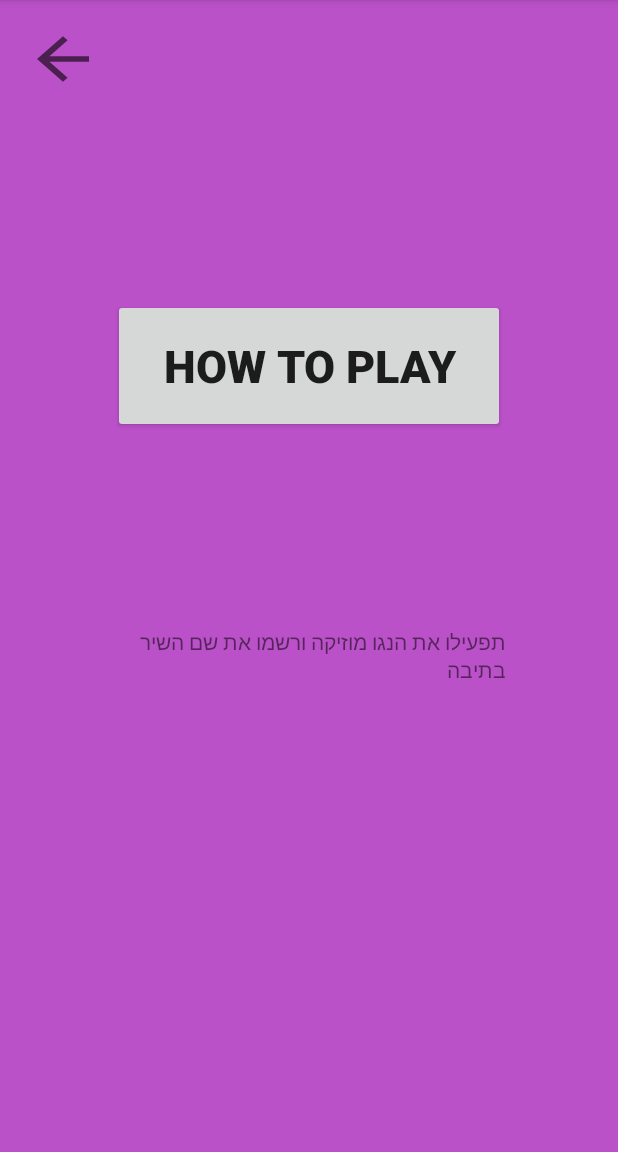
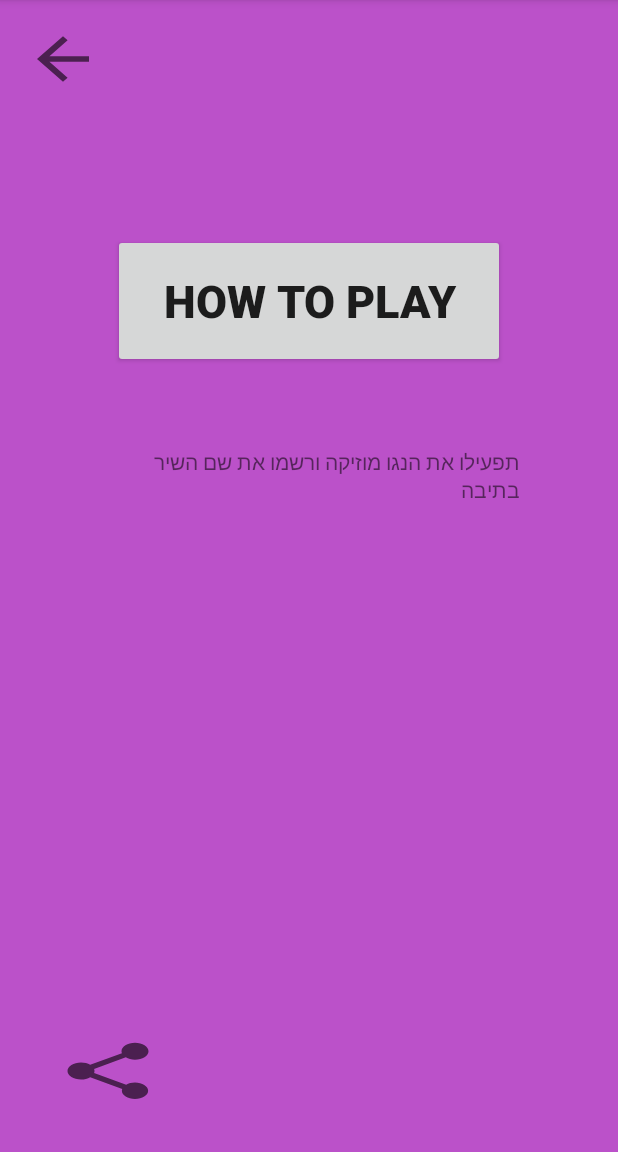
Before and after one commit to ofricachlon/Project, an Android app: the settingsActivity screen opened directly, with no data from a screen before it, after a tap on "HOW TO PLAY", on a phone screen of 412 x 824 dp, the part 84-1236 px from its top. Run offline under Robolectric (Android 15) with nearby library versions, the phone set to English and light mode, and no system bars.

Commit message:
add the shares buttons

```diff
--- a/app/src/main/java/com/example/project10/settingsActivity.java
+++ b/app/src/main/java/com/example/project10/settingsActivity.java
@@ -15,6 +15,7 @@ public class settingsActivity extends AppCompatActivity implements View.OnClickL
     Button backbtn;
     Button howtoplay;
     TextView horaot;
+    Button Share;
     @Override
     protected void onCreate(Bundle savedInstanceState) {
         super.onCreate(savedInstanceState);
@@ -23,6 +24,8 @@ public class settingsActivity extends AppCompatActivity implements View.OnClickL
         horaot=(TextView)findViewById(R.id.horaot);
         horaot.setVisibility(View.GONE);
         backbtn=(Button)findViewById(R.id.backBtn);
+        Share=findViewById(R.id.Sheresettings);
+        Share.setOnClickListener(this);
         backbtn.setOnClickListener(this);
         howtoplay.setOnClickListener(this);
     }
@@ -43,6 +46,15 @@ public class settingsActivity extends AppCompatActivity implements View.OnClickL
             Intent intent= new Intent(this,MainActivity.class);
             startActivity(intent);
         }
+        if (Share==view){
+            Intent intent=new Intent(Intent.ACTION_SEND);
+            intent.setType("text/plain");
+            String ShereBody="Hi! Look at a new game I found. His name is MusicQuiz I recommend you! ";
+            String Sheresub="MusicQuiz";
+            intent.putExtra(Intent.EXTRA_SUBJECT,Sheresub);
+            intent.putExtra(Intent.EXTRA_TEXT,ShereBody);
+            startActivity(Intent.createChooser(intent,"Shere"));
+        }
     }
     @Override
     public void onBackPressed() {
--- /dev/null
+++ b/app/src/main/res/drawable/shareic.xml
@@ -0,0 +1,10 @@
+<vector xmlns:android="http://schemas.android.com/apk/res/android"
+    android:width="24dp"
+    android:height="24dp"
+    android:viewportWidth="24"
+    android:viewportHeight="24"
+    android:tint="?attr/colorControlNormal">
+  <path
+      android:fillColor="@android:color/white"
+      android:pathData="M18,16.08c-0.76,0 -1.44,0.3 -1.96,0.77L8.91,12.7c0.05,-0.23 0.09,-0.46 0.09,-0.7s-0.04,-0.47 -0.09,-0.7l7.05,-4.11c0.54,0.5 1.25,0.81 2.04,0.81 1.66,0 3,-1.34 3,-3s-1.34,-3 -3,-3 -3,1.34 -3,3c0,0.24 0.04,0.47 0.09,0.7L8.04,9.81C7.5,9.31 6.79,9 6,9c-1.66,0 -3,1.34 -3,3s1.34,3 3,3c0.79,0 1.5,-0.31 2.04,-0.81l7.12,4.16c-0.05,0.21 -0.08,0.43 -0.08,0.65 0,1.61 1.31,2.92 2.92,2.92 1.61,0 2.92,-1.31 2.92,-2.92s-1.31,-2.92 -2.92,-2.92z"/>
+</vector>
--- a/app/src/main/res/layout/activity_settings.xml
+++ b/app/src/main/res/layout/activity_settings.xml
@@ -18,7 +18,7 @@
         app:layout_constraintEnd_toEndOf="parent"
         app:layout_constraintStart_toStartOf="parent"
         app:layout_constraintTop_toTopOf="parent"
-        app:layout_constraintVertical_bias="0.294" />
+        app:layout_constraintVertical_bias="0.23" />
 
     <Button
         android:layout_width="52dp"
@@ -36,9 +36,22 @@
         android:id="@+id/horaot"
         android:layout_width="262dp"
         android:layout_height="298dp"
-        android:layout_marginBottom="52dp"
+        android:layout_marginBottom="120dp"
         android:text="תפעילו את הנגו מוזיקה ורשמו את שם השיר בתיבה"
         app:layout_constraintBottom_toBottomOf="parent"
         app:layout_constraintEnd_toEndOf="parent"
-        app:layout_constraintStart_toStartOf="parent" />
+        app:layout_constraintHorizontal_bias="0.563"
+        app:layout_constraintStart_toStartOf="parent"
+        app:layout_constraintTop_toBottomOf="@+id/howtoplaybtn" />
+
+    <Button
+        android:id="@+id/Sheresettings"
+        android:layout_width="72dp"
+        android:layout_height="45dp"
+        android:layout_marginStart="36dp"
+        android:background="@drawable/shareic"
+        app:layout_constraintBottom_toBottomOf="parent"
+        app:layout_constraintStart_toStartOf="parent"
+        app:layout_constraintTop_toBottomOf="@+id/horaot"
+        app:layout_constraintVertical_bias="0.752" />
 </androidx.constraintlayout.widget.ConstraintLayout>
```
Also changed, not shown: app/src/main/java/com/example/project10/Level.java (+12 -0 lines), app/src/main/java/com/example/project10/Levels.java (+8 -0 lines), app/src/main/res/layout/activity_level.xml (+6 -6 lines), app/src/main/res/layout/content_scrolling.xml (deleted, +0 -18 lines), app/src/main/res/layout/settings_activity.xml (deleted, +0 -9 lines), app/src/main/res/layout/switch_item.xml (deleted, +0 -11 lines).
